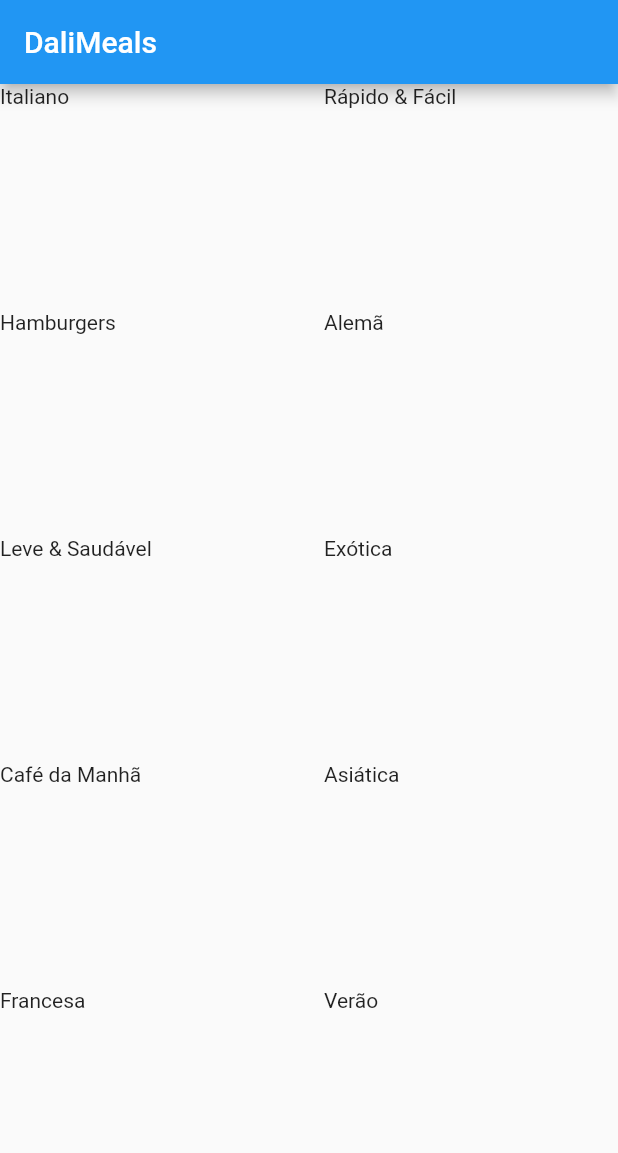
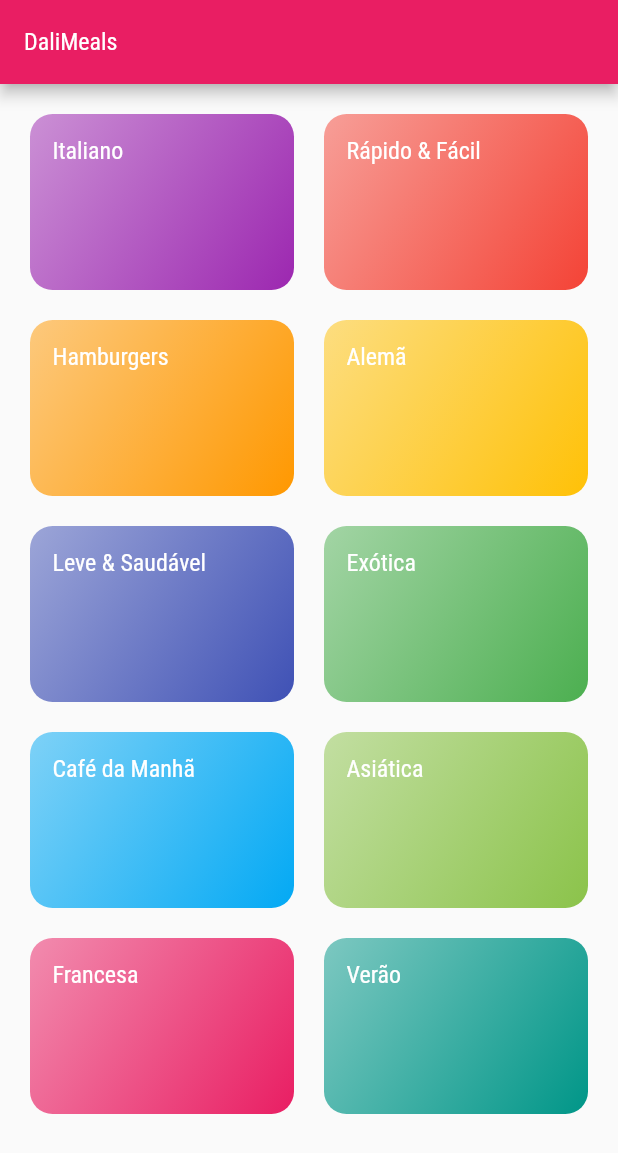
Before and after one commit to luwanhika/Multiplas-telas, a Flutter app: the screen it shows after launch, on a phone screen of 412 x 824 dp. Shown: the top 1153 px of the screen. Run offline on Flutter 3.47's test engine with Material 2 defaults, Android fonts, the phone set to English and light mode, and no system bars.

Commit message:
navengado em uma nova tela

```diff
--- a/lib/components/category_item.dart
+++ b/lib/components/category_item.dart
@@ -1,4 +1,5 @@
-import 'package:flutter/cupertino.dart';
+import 'package:flutter/material.dart';
+import 'package:multiplas/screens/categories_meals_screen.dart';
 
 import '../models/category.dart';
 
@@ -7,8 +8,40 @@ class CategoryItem extends StatelessWidget {
 
   const CategoryItem(this.category, {Key? key}) : super(key: key);
 
+  void _selectCategory(BuildContext context) {
+    Navigator.of(context).push(
+      MaterialPageRoute(
+        builder: (_) {
+          return const CategoriesMealsScreen();
+        },
+      ),
+    );
+  }
+
   @override
   Widget build(BuildContext context) {
-    return Text(category.title);
+    return InkWell(
+      onTap: () => _selectCategory(context),
+      splashColor: Theme.of(context).colorScheme.primary,
+      borderRadius: BorderRadius.circular(15),
+      child: Container(
+        padding: const EdgeInsets.all(15),
+        decoration: BoxDecoration(
+          borderRadius: BorderRadius.circular(15),
+          gradient: LinearGradient(
+            colors: [
+              category.color.withOpacity(.5),
+              category.color,
+            ],
+            begin: Alignment.topLeft,
+            end: Alignment.bottomRight,
+          ),
+        ),
+        child: Text(
+          category.title,
+          style: Theme.of(context).textTheme.headline6,
+        ),
+      ),
+    );
   }
 }
--- a/lib/main.dart
+++ b/lib/main.dart
@@ -1,17 +1,27 @@
 import 'package:flutter/material.dart';
 import 'package:multiplas/screens/categories_screens.dart';
 
-void main() => runApp(const MyApp());
+void main() => runApp(MyApp());
 
 class MyApp extends StatelessWidget {
-  const MyApp({Key? key}) : super(key: key);
+  MyApp({Key? key}) : super(key: key);
+  final ThemeData tema = ThemeData();
 
   @override
   Widget build(BuildContext context) {
     return MaterialApp(
       title: 'DeliMeals',
-      theme: ThemeData(
-        primarySwatch: Colors.blue,
+      theme: tema.copyWith(
+        colorScheme: tema.colorScheme.copyWith(
+          primary: Colors.pink,
+          secondary: Colors.amber,
+        ),
+        textTheme: tema.textTheme.copyWith(
+          headline6: const TextStyle(
+            fontFamily: 'RobotoCondensed',
+            fontSize: 16,
+          ),
+        ),
       ),
       home: const CategoriesScreen(),
     );
--- a/lib/screens/categories_screens.dart
+++ b/lib/screens/categories_screens.dart
@@ -12,6 +12,7 @@ class CategoriesScreen extends StatelessWidget {
         title: const Text('DaliMeals'),
       ),
       body: GridView(
+        padding: const EdgeInsets.all(20),
         gridDelegate: const SliverGridDelegateWithMaxCrossAxisExtent(
           maxCrossAxisExtent: 200,
           childAspectRatio: 3 / 2,
```
Also changed, not shown: lib/screens/categories_meals_screen.dart (added, +17 -0 lines), pubspec.yaml (+17 -6 lines), assets/fonts/Raleway-Black.ttf (added), assets/fonts/Raleway-Bold.ttf (added), assets/fonts/Raleway-Regular.ttf (added), assets/fonts/RobotoCondensed-Bold.ttf (added), assets/fonts/RobotoCondensed-Italic.ttf (added), assets/fonts/RobotoCondensed-Light.ttf (added), assets/fonts/RobotoCondensed-Regular.ttf (added).
